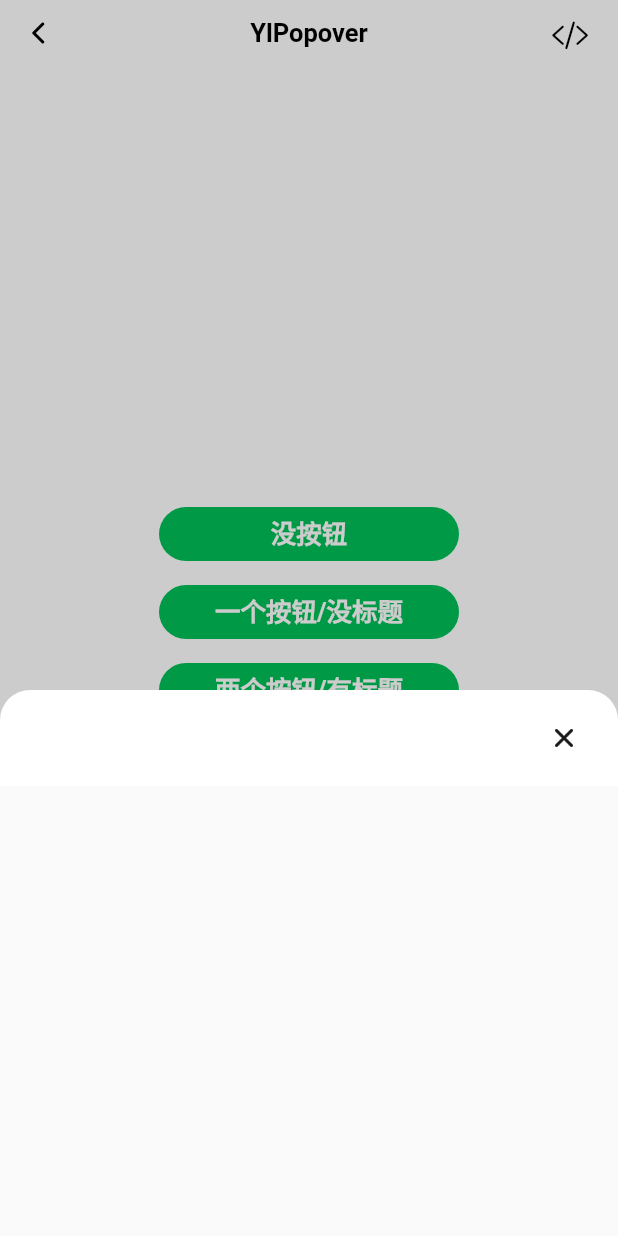
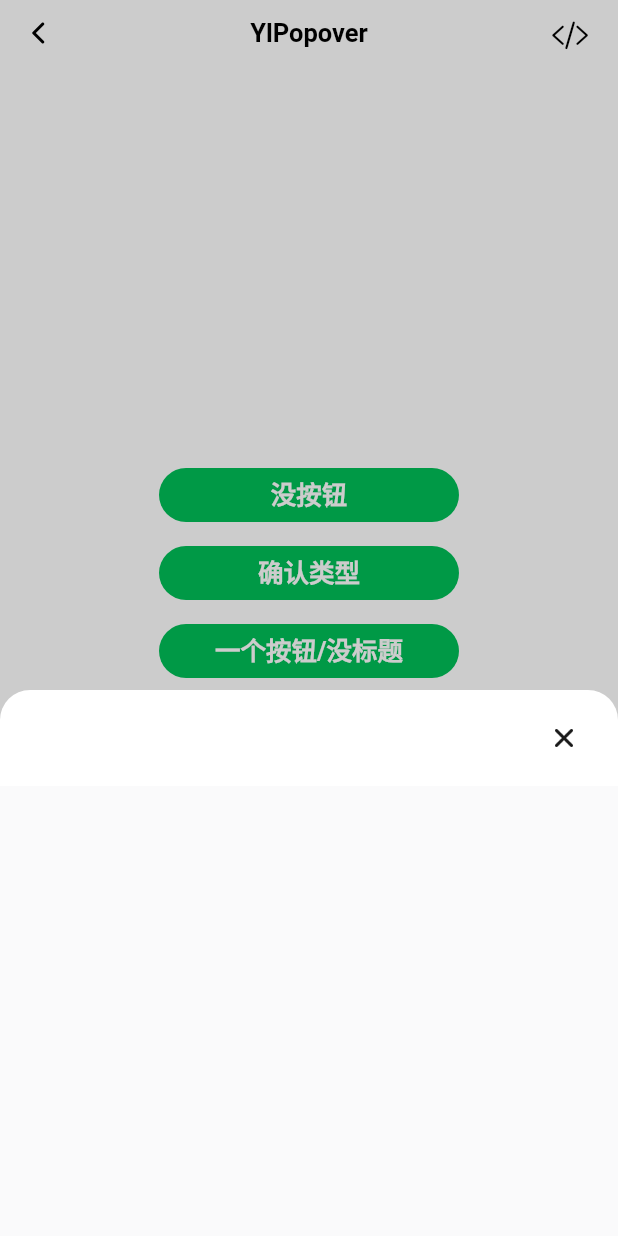
Before and after one commit to hojin-go/ylui, a Flutter app: the PopoverDemoPage widget shown alone on an empty page, opened directly, after a tap on "没按钮", on a phone screen of 412 x 824 dp. Run offline on Flutter 3.47's test engine with Material 2 defaults, Android fonts, the phone set to English and light mode, and no system bars; our stand-ins replace bot_toast, modal_bottom_sheet, sliding_up_panel.

Commit message:
popover confirm 增加标题

```diff
--- a/example/lib/route.dart
+++ b/example/lib/route.dart
@@ -6,7 +6,6 @@ import 'package:example/views/floating_bottom_view.dart';
 import 'package:example/views/font_view.dart';
 import 'package:example/views/form/form_view.dart';
 import 'package:example/views/loading_indicator_view.dart';
-import 'package:example/views/scrollview/scrollview_demo.dart';
 import 'package:example/views/selector/selector_view.dart';
 import 'package:example/views/tabs/bottom_tabbar_view.dart';
 import 'package:example/views/tabs/tabs_view.dart';
@@ -56,7 +55,6 @@ List<RouteObject> defineRouteObjects() {
       '表单',
       (context) => FormView(),
     ),
-    RouteObject('/scrollview', '滚动视图', (context) => ScrollviewDemo()),
   ];
 }
 
--- a/example/lib/views/dialog/popover/popover_demo.dart
+++ b/example/lib/views/dialog/popover/popover_demo.dart
@@ -20,6 +20,8 @@ class PopoverDemoPage extends StatelessWidget {
               items: [
                 DemoButtonGroupItem('没按钮', () => _showPlainPopover(context)),
                 DemoButtonGroupItem(
+                    '确认类型', () => _showPlainConfirmPopover(context)),
+                DemoButtonGroupItem(
                     '一个按钮/没标题', () => _showPopoverWithFooterAction(context)),
                 DemoButtonGroupItem(
                     '两个按钮/有标题', () => _showPopoverWithTwoFooterAction(context)),
@@ -40,6 +42,21 @@ class PopoverDemoPage extends StatelessWidget {
         context,
         YlPopover.close(
           onClosed: () => Navigator.pop(context),
+          body: Container(
+            height: 300,
+            color: YlColors.grey1,
+          ),
+        ));
+  }
+
+  _showPlainConfirmPopover(BuildContext context) {
+    showYlPopover(
+        context,
+        YlPopover.confirm(
+          onCanceled: () => Navigator.pop(context),
+          onDone: () => Navigator.pop(context),
+          title: Text('Confirm'),
+          subTitle: Text('Subtitle'),
           body: Container(
             height: 300,
             color: YlColors.grey1,
--- a/lib/src/widgets/popover/yl_popover.dart
+++ b/lib/src/widgets/popover/yl_popover.dart
@@ -74,24 +74,50 @@ class YlPopover extends StatelessWidget {
 
   YlPopover.confirm(
       {Key? key,
+      Widget? title,
+      Widget? subTitle,
       this.body,
       this.footer,
       VoidCallback? onCanceled,
       VoidCallback? onDone})
       : this.header = Container(
+          margin: const EdgeInsets.only(top: 20),
           child: Row(
             children: [
               CupertinoButton(
-                padding: EdgeInsets.only(top: 20, left: 20),
+                minSize: 0,
+                padding: EdgeInsets.only(left: 20),
                 child: Text(
                   '取消',
                   style: YlTextStyles.body1.copyWith(color: YlColors.black70),
                 ),
                 onPressed: onCanceled,
               ),
-              Spacer(),
+              Expanded(
+                child: Builder(builder: (context) {
+                  var body = <Widget>[];
+                  if (title != null) {
+                    body.add(DefaultTextStyle(
+                      style: YlTextStyles.b17(color: YlColors.black90),
+                      child: title,
+                    ));
+                  }
+                  if (subTitle != null) {
+                    body.add(DefaultTextStyle(
+                      style: YlTextStyles.body4
+                          .copyWith(height: 1.3, color: YlColors.black50),
+                      child: subTitle,
+                    ));
+                  }
+                  return Column(
+                    mainAxisAlignment: MainAxisAlignment.center,
+                    children: body,
+                  );
+                }),
+              ),
               CupertinoButton(
-                padding: EdgeInsets.only(top: 20, right: 20),
+                minSize: 0,
+                padding: EdgeInsets.only(right: 20),
                 child: Text(
                   '完成',
                   style: YlTextStyles.body1.copyWith(color: YlColors.branding1),
```
Also changed, not shown: example/pubspec.lock.
